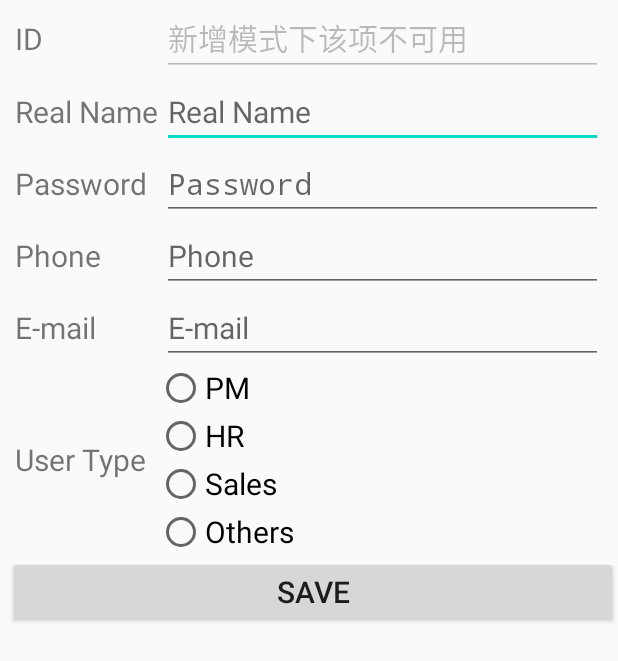
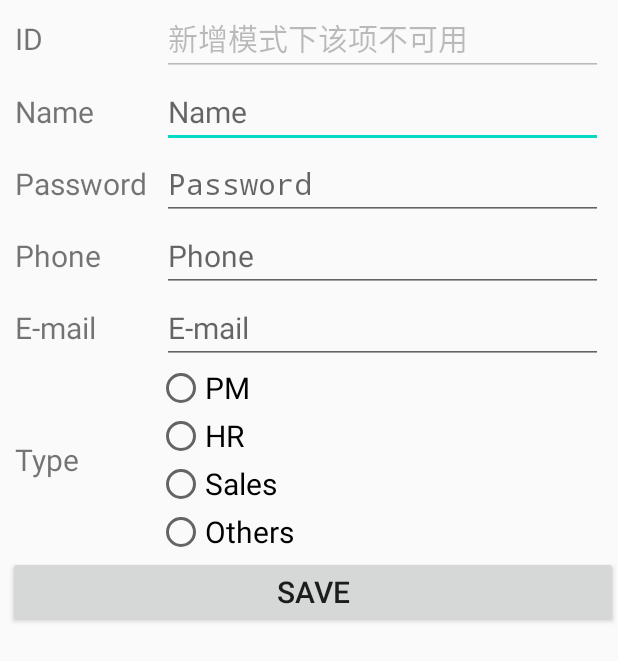
Before and after one commit to AkatsukiRika/mikan-attendance-android, an Android app: the InfoForm screen opened directly, with no data from a screen before it, on a phone screen of 412 x 824 dp. Shown: the top 661 px of the screen. Run offline under Robolectric (Android 15) with nearby library versions, the phone set to English and light mode, and no system bars; libraries missing offline, so code that uses them is left out: org.xutils.common, org.xutils.http, org.xutils.x.

Commit message:
changes some strings in English environment

```diff
--- a/app/src/main/res/values/strings.xml
+++ b/app/src/main/res/values/strings.xml
@@ -12,11 +12,11 @@
     <string name="add_btn">Add</string>
     <!-- Info -->
     <string name="id">ID</string>
-    <string name="real_name">Real Name</string>
+    <string name="real_name">Name</string>
     <string name="user_pass">Password</string>
     <string name="phone">Phone</string>
     <string name="email">E-mail</string>
-    <string name="user_type">User Type</string>
+    <string name="user_type">Type</string>
     <!-- User Type -->
     <string name="type_pm">PM</string>
     <string name="type_hr">HR</string>
```
